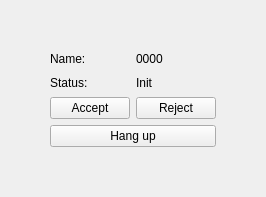
First picture: the form in call_window.ui, repository FunnySqirrel/Softophone, before the edit.
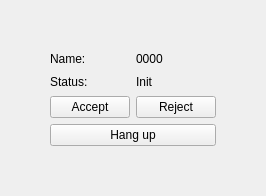
Second picture: the form after the edit.

Diff of the .ui file:
```diff
--- a/call_window.ui
+++ b/call_window.ui
@@ -7,7 +7,7 @@
     <x>0</x>
     <y>0</y>
     <width>260</width>
-    <height>197</height>
+    <height>196</height>
    </rect>
   </property>
   <property name="windowTitle">
```
